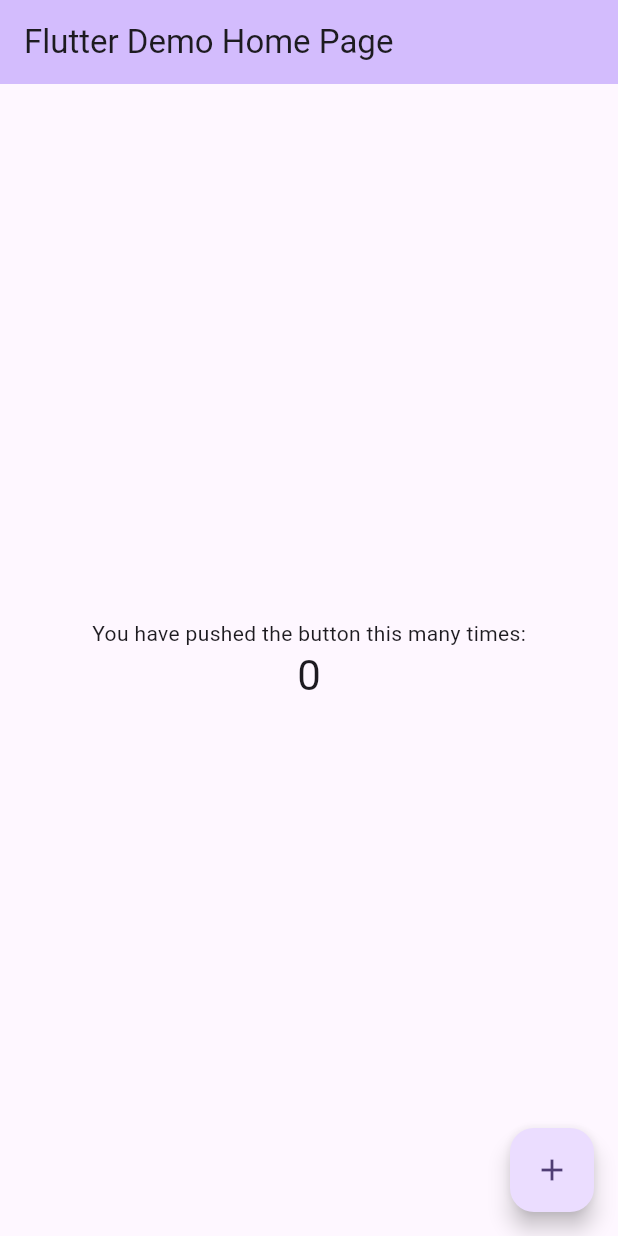
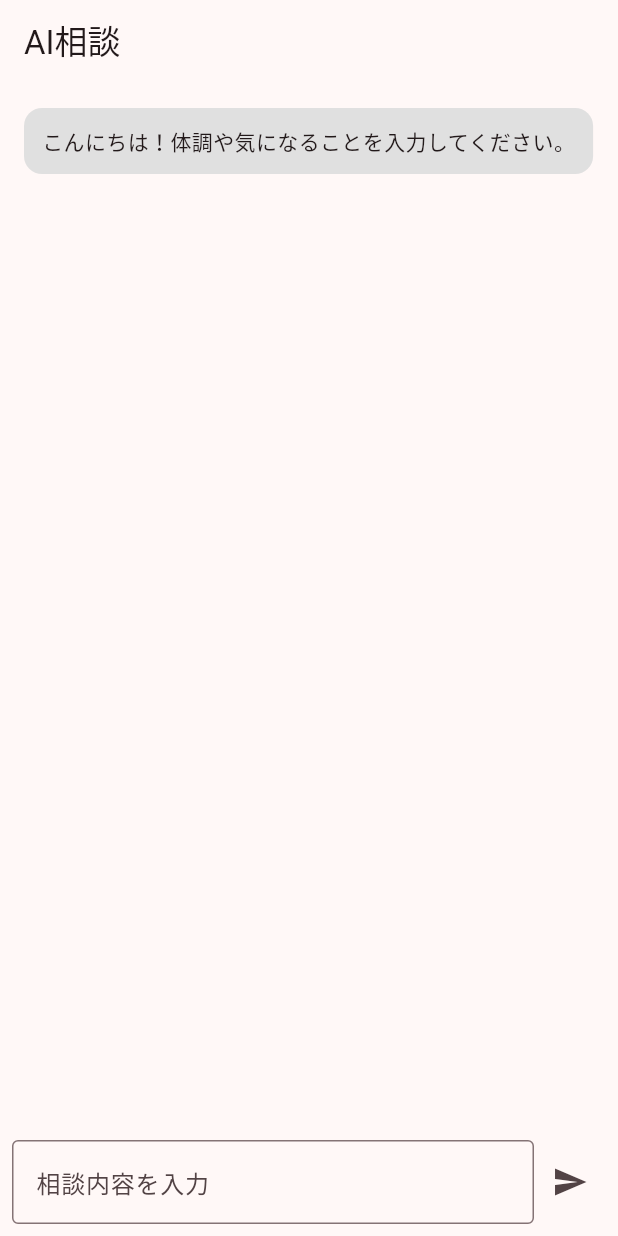
Before and after one commit to mikuishidaq6-del/medical_metaverse, a Flutter app: the screen it shows after launch, on a phone screen of 412 x 824 dp. Run offline on Flutter 3.47's test engine with Material 3 defaults, Android fonts, the phone set to English and light mode, and no system bars.

Commit message:
AI相談UI作成１

```diff
--- a/lib/main.dart
+++ b/lib/main.dart
@@ -7,116 +7,123 @@ void main() {
 class MyApp extends StatelessWidget {
   const MyApp({super.key});
 
-  // This widget is the root of your application.
   @override
   Widget build(BuildContext context) {
     return MaterialApp(
-      title: 'Flutter Demo',
+      debugShowCheckedModeBanner: false,
+      title: 'AI相談',
       theme: ThemeData(
-        // This is the theme of your application.
-        //
-        // TRY THIS: Try running your application with "flutter run". You'll see
-        // the application has a purple toolbar. Then, without quitting the app,
-        // try changing the seedColor in the colorScheme below to Colors.green
-        // and then invoke "hot reload" (save your changes or press the "hot
-        // reload" button in a Flutter-supported IDE, or press "r" if you used
-        // the command line to start the app).
-        //
-        // Notice that the counter didn't reset back to zero; the application
-        // state is not lost during the reload. To reset the state, use hot
-        // restart instead.
-        //
-        // This works for code too, not just values: Most code changes can be
-        // tested with just a hot reload.
-        colorScheme: .fromSeed(seedColor: Colors.deepPurple),
+        colorScheme: ColorScheme.fromSeed(seedColor: Colors.pink),
+        useMaterial3: true,
       ),
-      home: const MyHomePage(title: 'Flutter Demo Home Page'),
+      home: const AiConsultationScreen(),
     );
   }
 }
 
-class MyHomePage extends StatefulWidget {
-  const MyHomePage({super.key, required this.title});
-
-  // This widget is the home page of your application. It is stateful, meaning
-  // that it has a State object (defined below) that contains fields that affect
-  // how it looks.
-
-  // This class is the configuration for the state. It holds the values (in this
-  // case the title) provided by the parent (in this case the App widget) and
-  // used by the build method of the State. Fields in a Widget subclass are
-  // always marked "final".
-
-  final String title;
+class AiConsultationScreen extends StatefulWidget {
+  const AiConsultationScreen({super.key});
 
   @override
-  State<MyHomePage> createState() => _MyHomePageState();
+  State<AiConsultationScreen> createState() => _AiConsultationScreenState();
 }
 
-class _MyHomePageState extends State<MyHomePage> {
-  int _counter = 0;
+class _AiConsultationScreenState extends State<AiConsultationScreen> {
+  final TextEditingController _controller = TextEditingController();
 
-  void _incrementCounter() {
+  final List<ChatMessage> _messages = [
+    ChatMessage(text: 'こんにちは！体調や気になることを入力してください。', isUser: false),
+  ];
+
+  void _sendMessage() {
+    final text = _controller.text.trim();
+    if (text.isEmpty) return;
+
     setState(() {
-      // This call to setState tells the Flutter framework that something has
-      // changed in this State, which causes it to rerun the build method below
-      // so that the display can reflect the updated values. If we changed
-      // _counter without calling setState(), then the build method would not be
-      // called again, and so nothing would appear to happen.
-      _counter++;
+      _messages.add(ChatMessage(text: text, isUser: true));
+    });
+
+    _controller.clear();
+
+    Future.delayed(const Duration(milliseconds: 500), () {
+      if (!mounted) return;
+
+      setState(() {
+        _messages.add(
+          ChatMessage(text: '「$text」についてですね。これはダミー応答です。', isUser: false),
+        );
+      });
     });
   }
 
   @override
+  void dispose() {
+    _controller.dispose();
+    super.dispose();
+  }
+
+  @override
   Widget build(BuildContext context) {
-    // This method is rerun every time setState is called, for instance as done
-    // by the _incrementCounter method above.
-    //
-    // The Flutter framework has been optimized to make rerunning build methods
-    // fast, so that you can just rebuild anything that needs updating rather
-    // than having to individually change instances of widgets.
     return Scaffold(
-      appBar: AppBar(
-        // TRY THIS: Try changing the color here to a specific color (to
-        // Colors.amber, perhaps?) and trigger a hot reload to see the AppBar
-        // change color while the other colors stay the same.
-        backgroundColor: Theme.of(context).colorScheme.inversePrimary,
-        // Here we take the value from the MyHomePage object that was created by
-        // the App.build method, and use it to set our appbar title.
-        title: Text(widget.title),
-      ),
-      body: Center(
-        // Center is a layout widget. It takes a single child and positions it
-        // in the middle of the parent.
-        child: Column(
-          // Column is also a layout widget. It takes a list of children and
-          // arranges them vertically. By default, it sizes itself to fit its
-          // children horizontally, and tries to be as tall as its parent.
-          //
-          // Column has various properties to control how it sizes itself and
-          // how it positions its children. Here we use mainAxisAlignment to
-          // center the children vertically; the main axis here is the vertical
-          // axis because Columns are vertical (the cross axis would be
-          // horizontal).
-          //
-          // TRY THIS: Invoke "debug painting" (choose the "Toggle Debug Paint"
-          // action in the IDE, or press "p" in the console), to see the
-          // wireframe for each widget.
-          mainAxisAlignment: .center,
-          children: [
-            const Text('You have pushed the button this many times:'),
-            Text(
-              '$_counter',
-              style: Theme.of(context).textTheme.headlineMedium,
+      appBar: AppBar(title: const Text('AI相談')),
+      body: Column(
+        children: [
+          Expanded(
+            child: ListView.builder(
+              padding: const EdgeInsets.all(16),
+              itemCount: _messages.length,
+              itemBuilder: (context, index) {
+                final message = _messages[index];
+
+                return Align(
+                  alignment: message.isUser
+                      ? Alignment.centerRight
+                      : Alignment.centerLeft,
+                  child: Container(
+                    margin: const EdgeInsets.only(bottom: 12),
+                    padding: const EdgeInsets.all(12),
+                    decoration: BoxDecoration(
+                      color: message.isUser
+                          ? Colors.pink.shade100
+                          : Colors.grey.shade300,
+                      borderRadius: BorderRadius.circular(12),
+                    ),
+                    child: Text(message.text),
+                  ),
+                );
+              },
             ),
-          ],
-        ),
-      ),
-      floatingActionButton: FloatingActionButton(
-        onPressed: _incrementCounter,
-        tooltip: 'Increment',
-        child: const Icon(Icons.add),
+          ),
+          Padding(
+            padding: const EdgeInsets.all(8),
+            child: Row(
+              children: [
+                Expanded(
+                  child: TextField(
+                    controller: _controller,
+                    decoration: const InputDecoration(
+                      hintText: '相談内容を入力',
+                      border: OutlineInputBorder(),
+                    ),
+                    onSubmitted: (_) => _sendMessage(),
+                  ),
+                ),
+                IconButton(
+                  onPressed: _sendMessage,
+                  icon: const Icon(Icons.send),
+                ),
+              ],
+            ),
+          ),
+        ],
       ),
     );
   }
 }
+
+class ChatMessage {
+  final String text;
+  final bool isUser;
+
+  ChatMessage({required this.text, required this.isUser});
+}
```
